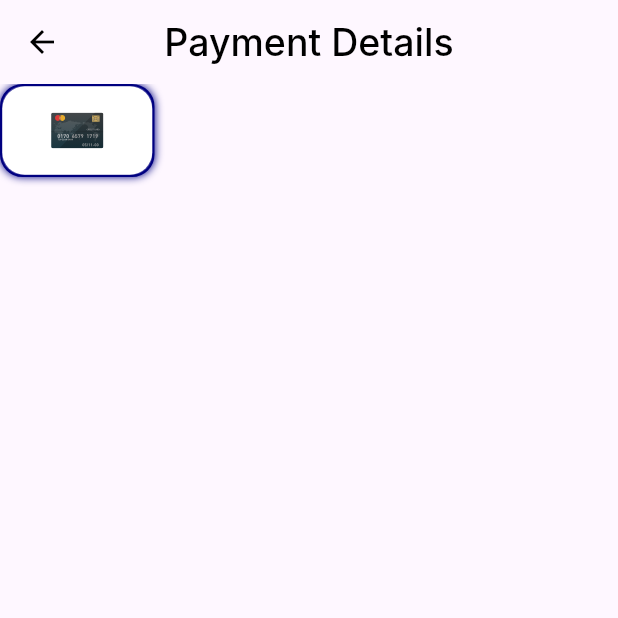
After one commit to AhmedEzz32/payment_getway, a Flutter app: the screen it shows after launch, after a tap on "Complete Payment", on a phone screen of 412 x 824 dp, the top half of it. The commit adds this screen. Run offline on Flutter 3.47's test engine with Material 3 defaults, Android fonts, the phone set to English and light mode, and no system bars; our stand-ins replace flutter_svg; Roboto replaces fonts that are missing (Inter).

Commit message:
Add payment method assets and checkout UI components

```diff
--- a/lib/core/assets.dart/assets.dart
+++ b/lib/core/assets.dart/assets.dart
@@ -2,7 +2,19 @@
 class Assets {
   Assets._();
 
+  /// Assets for assetsImagesCard
+  /// assets/images/card.svg
+  static const String assetsImagesCard = "assets/images/card.svg";
+
+  /// Assets for assetsImagesMasterCard
+  /// assets/images/master_card.svg
+  static const String assetsImagesMasterCard = "assets/images/master_card.svg";
+
   /// Assets for assetsImagesMyCart
   /// assets/images/my_cart.png
   static const String assetsImagesMyCart = "assets/images/my_cart.png";
+
+  /// Assets for assetsImagesPaypal
+  /// assets/images/paypal.svg
+  static const String assetsImagesPaypal = "assets/images/paypal.svg";
 }
--- a/lib/features/checkout/persentation/views/my_card_view.dart
+++ b/lib/features/checkout/persentation/views/my_card_view.dart
@@ -1,4 +1,5 @@
 import 'package:flutter/material.dart';
+import 'package:payment_getway/features/checkout/persentation/views/my_cart_view_details.dart';
 import 'package:payment_getway/features/checkout/persentation/widgets/my_cart_view_appbar.dart';
 import 'package:payment_getway/features/checkout/persentation/widgets/my_cart_view_body.dart';
 
@@ -8,8 +9,16 @@ class MyCardView extends StatelessWidget {
   @override
   Widget build(BuildContext context) {
     return Scaffold(
-      appBar: MyCartViewAppbar(),
-      body: MyCartViewBody(),
+      appBar: MyCartViewAppbar(
+        text: 'My Cart',
+      ),
+      body: MyCartViewBody(
+        onTap: () {
+          Navigator.push(context, MaterialPageRoute(
+            builder: (context) => const MyCartViewDetails(),
+          ));
+        },
+      ),
     );
   }
 }
--- /dev/null
+++ b/lib/features/checkout/persentation/views/my_cart_view_details.dart
@@ -0,0 +1,17 @@
+import 'package:flutter/material.dart';
+import 'package:payment_getway/features/checkout/persentation/widgets/my_cart_view_appbar.dart';
+import 'package:payment_getway/features/checkout/persentation/widgets/my_cart_view_details_body.dart';
+
+class MyCartViewDetails extends StatelessWidget {
+  const MyCartViewDetails({super.key});
+
+  @override
+  Widget build(BuildContext context) {
+    return Scaffold(
+      appBar: MyCartViewAppbar(
+        text: 'Payment Details',
+      ),
+      body: MyCartViewDetailsBody(),
+    );
+  }
+}
--- a/lib/features/checkout/persentation/widgets/my_cart_view_appbar.dart
+++ b/lib/features/checkout/persentation/widgets/my_cart_view_appbar.dart
@@ -2,8 +2,12 @@ import 'package:flutter/material.dart';
 import 'package:payment_getway/core/utils/styles.dart';
 
 class MyCartViewAppbar extends StatelessWidget implements PreferredSizeWidget {
+
+  final String text;
+
   const MyCartViewAppbar({
     super.key,
+    required this.text,
   });
 
   @override
@@ -15,8 +19,8 @@ class MyCartViewAppbar extends StatelessWidget implements PreferredSizeWidget {
       ),
       elevation: 0,
       centerTitle: true,
-      title: const Text(
-        'My Cart',
+      title: Text(
+        text,
         textAlign: TextAlign.center,
         style: Styles.style25,
       ),
--- /dev/null
+++ b/lib/features/checkout/persentation/widgets/my_cart_view_details_body.dart
@@ -0,0 +1,17 @@
+import 'package:flutter/material.dart';
+import 'package:payment_getway/features/checkout/persentation/widgets/payment_method_item.dart';
+
+class MyCartViewDetailsBody extends StatelessWidget {
+  const MyCartViewDetailsBody({super.key});
+
+  @override
+  Widget build(BuildContext context) {
+    return Column(
+      children: [
+        PaymentMethodItem(
+          isActive: false,
+        )
+      ],
+    );
+  }
+}
--- /dev/null
+++ b/lib/features/checkout/persentation/widgets/payment_method_item.dart
@@ -0,0 +1,48 @@
+import 'package:flutter/material.dart';
+import 'package:flutter_svg/svg.dart';
+import 'package:payment_getway/core/assets.dart/assets.dart';
+
+class PaymentMethodItem extends StatelessWidget {
+
+  final bool isActive;
+
+  const PaymentMethodItem({
+    super.key,
+    this.isActive = false,
+  });
+
+  @override
+  Widget build(BuildContext context) {
+    return AnimatedContainer(
+      duration: const Duration(milliseconds: 600),
+      width: 103,
+      height: 62,
+      decoration: ShapeDecoration(
+        shape: RoundedRectangleBorder(
+          side: BorderSide(width: 1.5, color: isActive?  Color(0xff34a853) : Color(0xff000080)),
+          borderRadius: BorderRadius.circular(15),
+        ),
+        shadows: [
+          BoxShadow(
+            color: isActive ? Color(0xff34a853) : Color(0xff000080),
+            blurRadius: 4,
+            offset: Offset(0, 0),
+            spreadRadius: 0,
+          ),
+        ],
+      ),
+      child: Container(
+        decoration: BoxDecoration(
+          borderRadius: BorderRadius.circular(15),
+          color: Colors.white,
+        ),
+        child: Center(
+          child: SvgPicture.asset(
+            Assets.assetsImagesCard,
+            height: 24,
+          ),
+        ),
+      ),
+    );
+  }
+}
--- a/pubspec.yaml
+++ b/pubspec.yaml
@@ -35,6 +35,7 @@ dependencies:
   # Use with the CupertinoIcons class for iOS style icons.
   cupertino_icons: ^1.0.8
   device_preview: ^1.2.0
+  flutter_svg: ^2.2.0
 
 dev_dependencies:
   flutter_test:
```
Also changed, not shown: assets/images/card.svg (added), assets/images/master_card.svg (added), assets/images/paypal.svg (added), pubspec.lock.
